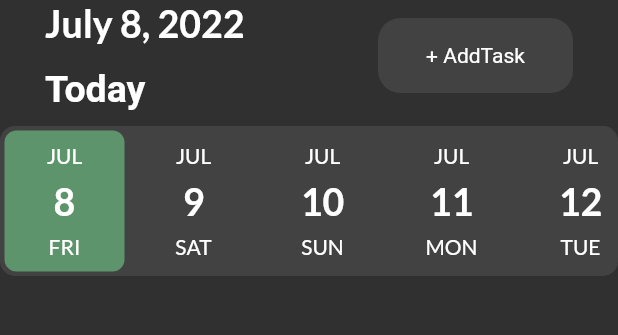
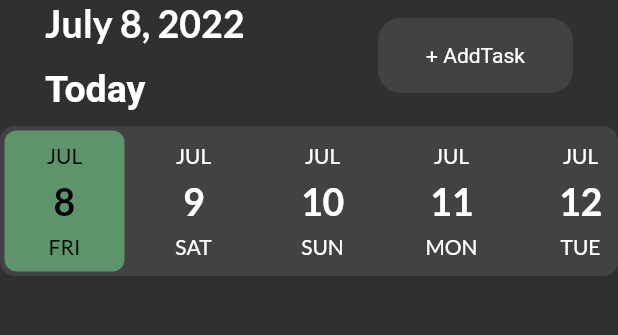
Before and after one commit to LBSimab/todothings, a Flutter app: the screen it shows after launch, after a tap on the "nightlight round" icon, on a phone screen of 412 x 824 dp, the part 84-419 px from its top. Run offline on Flutter 3.47's test engine with Material 2 defaults, Android fonts, the phone set to English and light mode, and no system bars; drawn by our look-alikes of date_picker_timeline; our stand-ins replace get, get_storage, google_fonts, sqflite; accounts and stored records are empty; Roboto replaces fonts that are missing (Acme).

```diff
--- a/lib/View/mainview.dart
+++ b/lib/View/mainview.dart
@@ -85,7 +85,8 @@ _appBar(){
 }
 
 _addDateBar(BuildContext context){
-  return Container(
+  return Center(
+    child: Container(
       decoration: BoxDecoration(color: Get.isDarkMode?context.theme.primaryColor:context.theme.primaryColor ,borderRadius: BorderRadius.circular(10)),
       child: DatePicker(
 
@@ -93,8 +94,8 @@ _addDateBar(BuildContext context){
         height: 100,
         width: 80,
         initialSelectedDate: DateTime.now(),
-      selectionColor: dateback ,
-      selectedTextColor: Get.isDarkMode ?  Colors.white:Colors.black
+        selectionColor:Get.isDarkMode?dateback:Color(0xA1710345)   ,
+        selectedTextColor: Get.isDarkMode ? Colors.black :Colors.white
         ,
 
         dateTextStyle: GoogleFonts.lato(textStyle: TextStyle(color: Get.isDarkMode?Colors.white:Colors.black,fontWeight: FontWeight.bold,fontSize: 25)),
@@ -103,5 +104,6 @@ _addDateBar(BuildContext context){
 
       ),
 
+    ),
   );
 }
--- /dev/null
+++ b/lib/db/Db_helper.dart
@@ -0,0 +1,43 @@
+import 'package:sqflite/sqflite.dart';
+
+import '../models/task_model.dart';
+
+class DBHelper {
+  static Database? _db;
+  static final int version=1;
+  static final String _tableName="task";
+  static Future<void>initD()async{
+    if(_db!=null){return;}
+    try{
+      String _path = await getDatabasesPath()+'tasks.db';
+      _db = await openDatabase(_path,version: version,onCreate: (db,version){
+        print('Creating a New One');
+        return db.execute(
+          "CREATE TABLE $_tableName("
+              "ID INTEGER PRIMARY KEY AUTOINCREMENT, "
+              "title STRING , description TEXT,"
+              "startDate STRING , endDate STRING"
+              "startTime STRING,endTime STRING,"
+              "steps INTEGER , category STRING,"
+              "color INTEGER,step INTEGER"
+              "JoinedUID INTEGER ",
+        );
+
+
+      });
+
+
+
+
+        ;}catch(e){
+      print(e);
+    }
+
+  }
+  static Future<int> insert(Task task)async{
+    print("insert Called");
+    return await _db?.insert(_tableName, task.toJson())??1;
+
+  }
+
+}
--- a/lib/main.dart
+++ b/lib/main.dart
@@ -2,6 +2,7 @@ import 'package:flutter/material.dart';
 import 'package:get/get.dart';
 import 'package:get_storage/get_storage.dart';
 import 'package:to_do_list/View/mainview.dart';
+import 'package:to_do_list/db/Db_helper.dart';
 import 'package:to_do_list/themes/theme.dart';
 import 'package:to_do_list/themes/theme.dart';
 import 'package:to_do_list/themes/theme_services.dart';
@@ -10,6 +11,7 @@ import 'package:to_do_list/themes/theme_services.dart';
 
 Future<void> main() async {
 WidgetsFlutterBinding.ensureInitialized();
+DBHelper.initD();
   await GetStorage.init();
   runApp( MyApp());
 }
--- a/lib/models/task_model.dart
+++ b/lib/models/task_model.dart
@@ -9,6 +9,7 @@ class Task {
   String? startTime;
   String? endTime;
   int? steps;
+  int? userID;
 Task({
 
  this.id,
@@ -22,6 +23,7 @@ Task({
   this.category,
   this.steps,
 
+
 });
 Task.fromJson(Map<String,dynamic> Json) {
   id=Json['id'];
@@ -34,10 +36,10 @@ Task.fromJson(Map<String,dynamic> Json) {
   endTime=Json['endTime'];
   category=Json['category'];
   steps=Json['steps'];
+  userID=Json['userID'];
 
 
 }
-
   Map<String, dynamic> toJson() {
     final Map<String , dynamic> data = new Map<String , dynamic>();
     data['id']=this.id;
```
Also changed, not shown: lib/View/addTask.dart (+14 -9 lines), lib/controllers/addpageController.dart (+8 -0 lines), pubspec.lock. Lines whose indentation alone changed are shown as unchanged.
